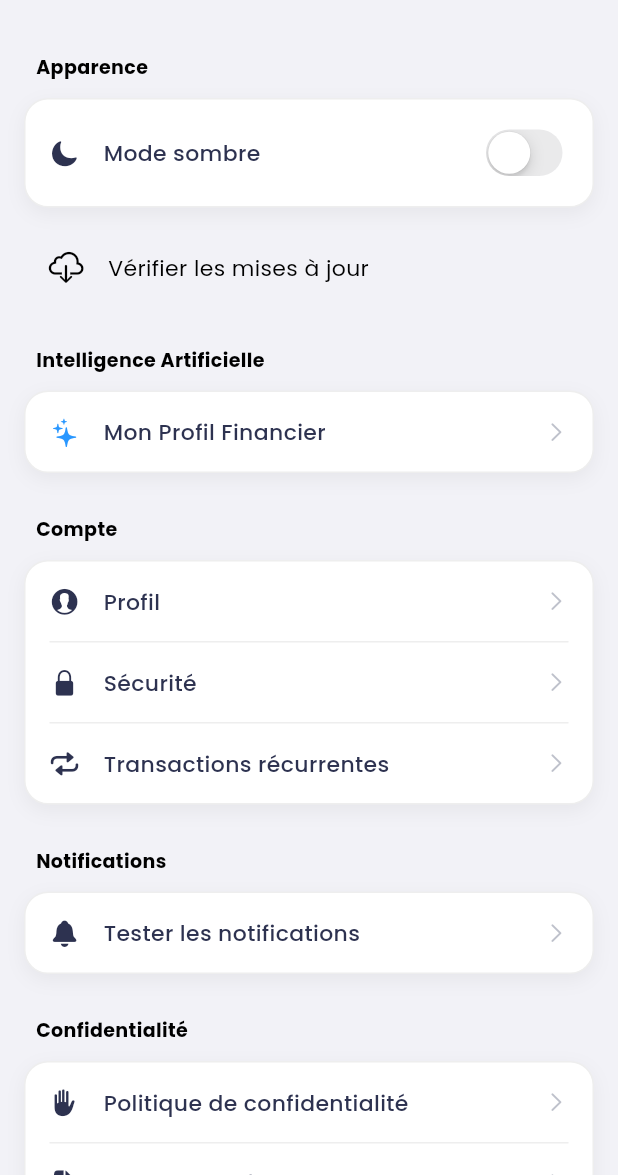
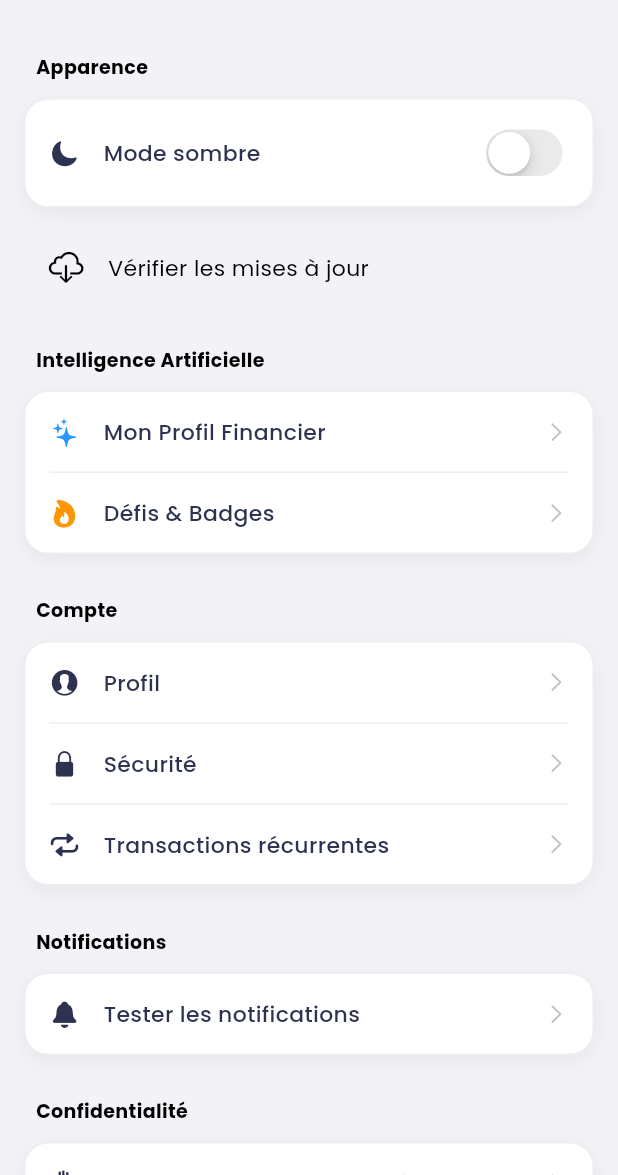
Before and after one commit to traorecheikh/koala, a Flutter app: the SettingsView screen opened by its route, on a phone screen of 412 x 824 dp, the part 61-1236 px from its top. Run offline on Flutter 3.47's test engine with Material 3 defaults, Android fonts, the phone set to English and light mode, and no system bars; our stand-ins replace countup, dio, fl_chart, flutter_animate, flutter_local_notifications, flutter_screenutil and 10 more; missing offline and left inert: encrypt, flutter_app_info, ml_algo, ml_dataframe, ml_linalg, restart_app and 1 more; accounts and stored records are empty; statements that could not run were skipped.

Commit message:
chore: update lib/app/modules/settings/views/settings_view.dart - 2025-12-15T14:49:57.476Z

```diff
--- a/lib/app/modules/settings/views/settings_view.dart
+++ b/lib/app/modules/settings/views/settings_view.dart
@@ -95,6 +95,13 @@ class SettingsView extends GetView<SettingsController> {
                 title: 'Mon Profil Financier',
                 iconColor: KoalaColors.accent,
                 onTap: () => Get.toNamed(Routes.persona),
+              ),
+              _buildSettingsItem(
+                context,
+                icon: CupertinoIcons.flame_fill,
+                title: 'Défis & Badges',
+                iconColor: const Color(0xFFFF9500),
+                onTap: () => Get.toNamed(Routes.challenges),
               ),
             ],
           ),
```
